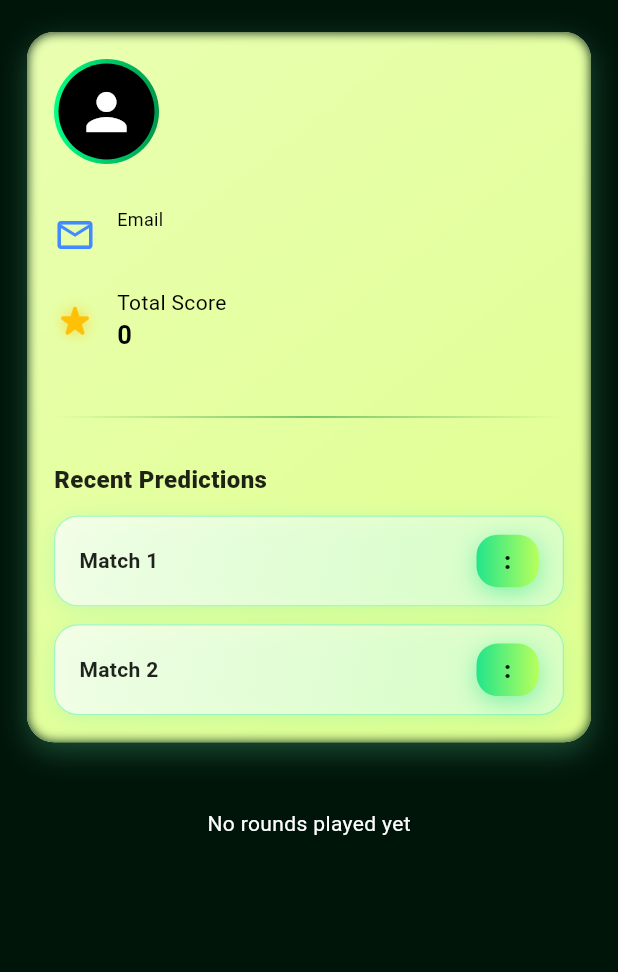
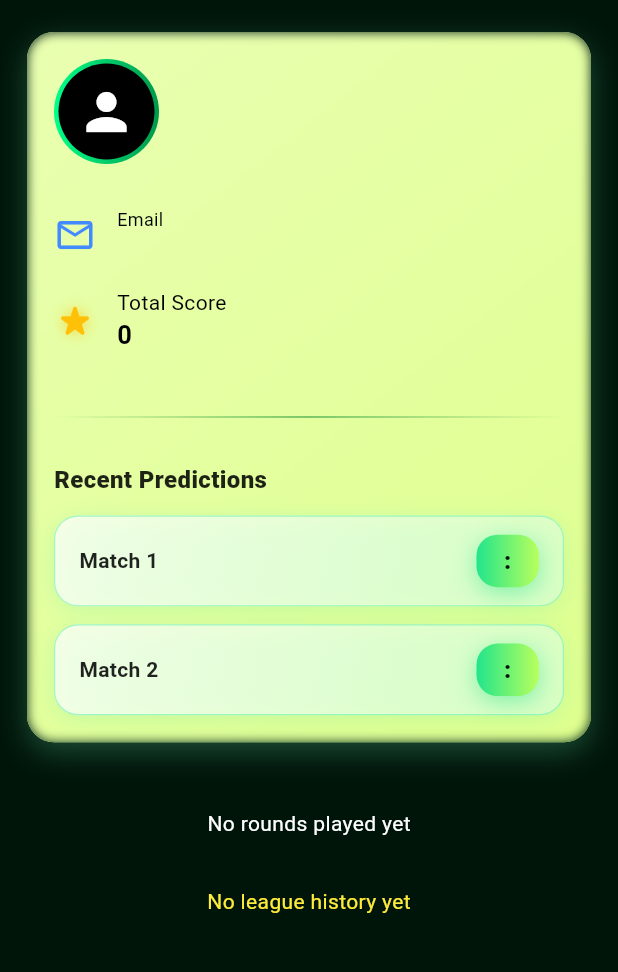
Before and after one commit to hilas998/doublepick, a Flutter app: the UserProfileScreen screen opened directly with empty values, on a phone screen of 412 x 824 dp, the part 118-1090 px from its top. Run offline on Flutter 3.47's test engine with Material 3 defaults, Android fonts, the phone set to English and light mode, and no system bars; our stand-ins replace cloud_firestore, connectivity_plus, firebase_auth, firebase_core, firebase_messaging, flutter_local_notifications and 4 more; accounts and stored records are empty.

Commit message:
Initial commit / update

```diff
--- a/lib/screens/register.dart
+++ b/lib/screens/register.dart
@@ -78,7 +78,6 @@ class _RegisterScreenState extends State<RegisterScreen> {
       final uid = user.uid;
       final userData = {
         "ime": ime,
-        "prezime": prezime,
         "email": email,
         "mobitel": mobitel,
         "password": password,
--- a/lib/screens/user_profile.dart
+++ b/lib/screens/user_profile.dart
@@ -26,36 +26,23 @@ class _UserProfileScreenState extends State<UserProfileScreen> {
     super.initState();
     _loadRounds();
   }
-  //Future<void> _loadUserLeagues(Map<String, dynamic> userData) async {
-    //final leaguesMap = Map<String, dynamic>.from(userData['leagues'] ?? {});
-   // setState(() {
-   //  userLeagues = leaguesMap.keys.toList();
-   // if (userLeagues.isNotEmpty) {
-    //   selectedLeagueKey = userLeagues.first;
-    // }
-   // });
-//
-   // if (selectedLeagueKey != null) {
-     // await _loadLeagueRounds(selectedLeagueKey!);
-   // }
- // }
+
+
   Future<void> _loadUserLeagues(Map<String, dynamic> userData) async {
     final leaguesMap = Map<String, dynamic>.from(userData['leagues'] ?? {});
-
-  WidgetsBinding.instance.addPostFrameCallback((_) {
-    if (!mounted) return;
    setState(() {
     userLeagues = leaguesMap.keys.toList();
     if (userLeagues.isNotEmpty) {
        selectedLeagueKey = userLeagues.first;
      }
     });
-  });
 
     if (selectedLeagueKey != null) {
       await _loadLeagueRounds(selectedLeagueKey!);
    }
   }
+
+
   Future<void> _loadLeagueRounds(String leagueKey) async {
     final snap = await FirebaseFirestore.instance
         .collection('users')
@@ -69,6 +56,14 @@ Future<void> _loadUserLeagues(Map<String, dynamic> userData) async {
         selectedLeagueRound = leagueRounds.first;
       }
     });
+
+    if (snap.docs.isEmpty) {
+      setState(() {
+        leagueRounds = [];
+        leagueRoundData = null;
+      });
+      return;
+    }
 
     if (selectedLeagueRound != null) {
       await _loadLeagueRoundData(leagueKey, selectedLeagueRound!);
@@ -85,6 +80,8 @@ Future<void> _loadUserLeagues(Map<String, dynamic> userData) async {
         .collection('${leagueKey}tip1')
         .doc(roundId)
         .get();
+
+
 
     final raw = Map<String, dynamic>.from(doc.data() ?? {});
 
@@ -109,6 +106,8 @@ Future<void> _loadUserLeagues(Map<String, dynamic> userData) async {
     setState(() {
       leagueRoundData = filtered;
     });
+
+
   }
 
 
@@ -152,7 +151,21 @@ Future<void> _loadUserLeagues(Map<String, dynamic> userData) async {
         builder: (context, snap) {
           if (!snap.hasData) return const Center(child: CircularProgressIndicator(color: Color(0xFFCCFF66)));
           final u = snap.data;
-          if (u == null) return const Center(child: Text("User not found", style: TextStyle(color: Colors.white)));
+          if (u == null) {
+            return const Center(
+              child: Text("User not found", style: TextStyle(color: Colors.white)),
+            );
+          }
+
+
+          if (userLeagues.isEmpty) {
+            WidgetsBinding.instance.addPostFrameCallback((_) {
+              if (mounted) {
+                _loadUserLeagues(u);
+              }
+            });
+          }
+
 
           return AnimatedContainer(
             duration: const Duration(milliseconds: 500),
@@ -376,9 +389,12 @@ Future<void> _loadUserLeagues(Map<String, dynamic> userData) async {
   }
 
   Widget _leagueHistory(Map<String, dynamic> userData) {
+
     if (userLeagues.isEmpty) {
-      _loadUserLeagues(userData);
-      return const SizedBox();
+      return const Text(
+        "No league history yet",
+        style: TextStyle(color: Colors.yellow),
+      );
     }
 
     return Column(
--- a/pubspec.yaml
+++ b/pubspec.yaml
@@ -2,7 +2,7 @@ name: doublepick
 description: "A new Flutter project."
 publish_to: 'none'
 
-version: 1.0.0+18
+version: 1.0.0+19
 
 environment:
   sdk: ^3.9.2
```
Also changed, not shown: pubspec.lock. Lines whose indentation alone changed are shown as unchanged.
